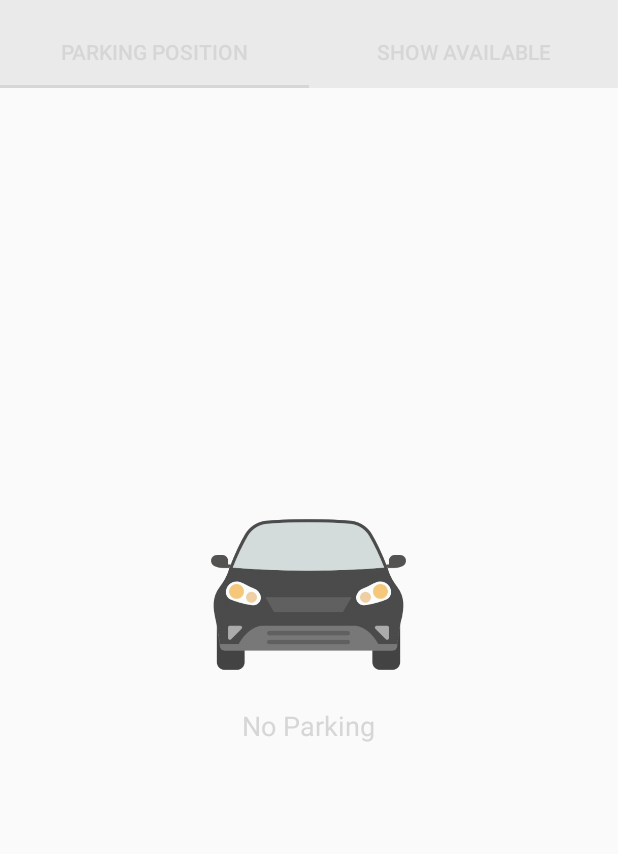
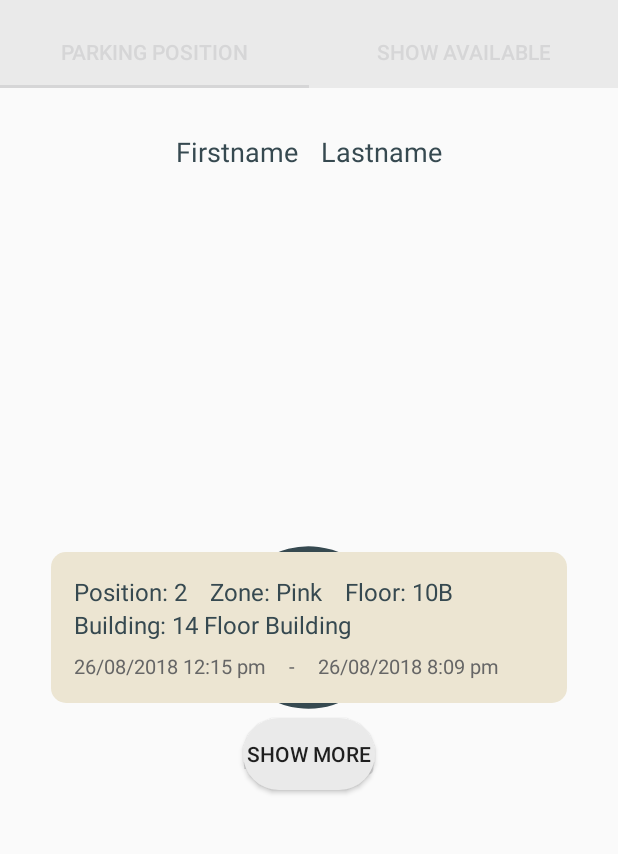
Before and after one commit to harajuku789/Parka, an Android app: the HomeFragment screen opened directly, with no data from a screen before it, on a phone screen of 412 x 824 dp, the part 68-922 px from its top. Run offline under Robolectric (Android 15) with nearby library versions, the phone set to English and light mode, and no system bars; libraries missing offline, so code that uses them is left out: libs.mjn.prettydialog.

Commit message:
Add dependencies retrofit2 and firebase

```diff
--- a/app/build.gradle
+++ b/app/build.gradle
@@ -37,4 +37,11 @@ dependencies {
     implementation 'com.android.support:design:28.0.0-alpha3'
     implementation 'com.github.mjn1369:prettydialog:1.0.4'
 
+    implementation 'com.squareup.retrofit2:retrofit:2.4.0'
+    implementation 'com.squareup.retrofit2:converter-gson:2.4.0'
+
+    implementation 'com.google.firebase:firebase-core:16.0.1'
+    implementation 'com.google.firebase:firebase-messaging:17.3.0'
+
 }
+apply plugin: 'com.google.gms.google-services'
--- a/app/src/main/java/com/iplds/minimintji/iplds/fragment/HomeFragment.java
+++ b/app/src/main/java/com/iplds/minimintji/iplds/fragment/HomeFragment.java
@@ -5,6 +5,9 @@ import android.support.v4.app.Fragment;
 import android.view.LayoutInflater;
 import android.view.View;
 import android.view.ViewGroup;
+import android.widget.ImageView;
+import android.widget.ProgressBar;
+import android.widget.TextView;
 
 import com.iplds.minimintji.iplds.R;
 
@@ -14,6 +17,9 @@ import com.iplds.minimintji.iplds.R;
  */
 public class HomeFragment extends Fragment {
 
+    ProgressBar progressBar;
+    ImageView ivCar;
+    TextView tvNoParking;
 
     public HomeFragment() {
         super();
@@ -36,6 +42,11 @@ public class HomeFragment extends Fragment {
 
     private void initInstances(View rootView) {
         // Init 'View' instance(s) with rootView.findViewById here
+        progressBar = (ProgressBar) rootView.findViewById(R.id.progressBar);
+        ivCar = (ImageView) rootView.findViewById(R.id.ivCar);
+        tvNoParking = (TextView) rootView.findViewById(R.id.tvNoParking);
+
+
 
     }
 
--- a/app/src/main/res/layout/home_fragment.xml
+++ b/app/src/main/res/layout/home_fragment.xml
@@ -4,24 +4,157 @@
     android:layout_height="match_parent"
     android:fillViewport="true">
 
-    <LinearLayout xmlns:android="http://schemas.android.com/apk/res/android"
+    <RelativeLayout xmlns:android="http://schemas.android.com/apk/res/android"
         android:layout_width="match_parent"
         android:layout_height="match_parent"
-        android:gravity="center"
-        android:orientation="vertical">
+        android:layout_gravity="center"
+        android:orientation="vertical"
+        android:paddingTop="10dp"
+        android:paddingBottom="10dp"
+        android:paddingLeft="24dp"
+        android:paddingRight="24dp"
+        >
+            <ProgressBar
+            android:id="@+id/progressBar"
+            android:layout_width="130dp"
+            android:layout_height="130dp"
+            android:layout_centerInParent="true"
+            android:progressBackgroundTint="@color/colorPrimary" />
 
             <ImageView
+                android:id="@+id/ivCar"
+                android:layout_centerInParent="true"
                 android:layout_width="@dimen/img_size_noparking"
                 android:layout_height="@dimen/img_size_noparking"
                 android:src="@drawable/car" />
 
             <TextView
-                style="@style/header_font_size_title3"
+                android:id="@+id/tvNoParking"
                 android:layout_width="wrap_content"
                 android:layout_height="wrap_content"
                 android:padding="@dimen/padd_field"
-                android:text="No Parking" />
+                android:layout_below="@+id/ivCar"
+                android:layout_centerInParent="true"
+                android:text="No Parking"
+                style="@style/header_font_size_title3"/>
 
-    </LinearLayout>
+        <LinearLayout
+            android:layout_width="match_parent"
+            android:layout_height="wrap_content"
+            android:gravity="center"
+            android:orientation="horizontal"
+            android:padding="@dimen/padd_header">
+
+            <TextView
+                style="@style/header_font_size_title"
+                android:layout_width="wrap_content"
+                android:layout_height="wrap_content"
+                android:layout_marginRight="@dimen/mess_margin_right"
+                android:text="@string/hello_tvName" />
+
+            <TextView
+                style="@style/header_font_size_title"
+                android:layout_width="wrap_content"
+                android:layout_height="wrap_content"
+                android:text="@string/hello_tvSurname" />
+
+        </LinearLayout>
+
+        <LinearLayout xmlns:android="http://schemas.android.com/apk/res/android"
+            xmlns:tools="http://schemas.android.com/tools"
+            android:id="@id/message"
+            android:layout_width="match_parent"
+            android:layout_height="wrap_content"
+            android:layout_margin="@dimen/margin_message"
+            android:background="@drawable/message_box"
+            android:orientation="vertical"
+            android:padding="@dimen/mess_box_padding"
+            android:layout_centerInParent="true">
+
+            <LinearLayout
+                android:layout_width="match_parent"
+                android:layout_height="wrap_content"
+                android:orientation="horizontal">
+
+                <TextView
+                    android:id="@+id/tvPosition"
+                    style="@style/header_font_size_title2"
+                    android:layout_width="wrap_content"
+                    android:layout_height="wrap_content"
+                    android:layout_marginRight="@dimen/mess_margin_right"
+                    android:text="@string/position_message" />
+
+                <TextView
+                    android:id="@+id/tvZone"
+                    style="@style/header_font_size_title2"
+                    android:layout_width="wrap_content"
+                    android:layout_height="wrap_content"
+                    android:layout_marginRight="@dimen/mess_margin_right"
+                    android:text="@string/zone_message" />
+
+                <TextView
+                    android:id="@+id/tvFloor"
+                    style="@style/header_font_size_title2"
+                    android:layout_width="wrap_content"
+                    android:layout_height="wrap_content"
+                    android:layout_marginRight="@dimen/mess_margin_right"
+                    android:text="@string/floor_message" />
+
+
+            </LinearLayout>
+
+
+            <TextView
+                android:id="@+id/tvBuilding"
+                style="@style/header_font_size_title2"
+                android:layout_width="match_parent"
+                android:layout_height="wrap_content"
+                android:text="@string/building_message" />
+
+            <LinearLayout
+                android:id="@+id/dateTimeMessage"
+                android:layout_width="match_parent"
+                android:layout_height="wrap_content"
+                android:orientation="horizontal">
+
+
+                <TextView
+                    android:id="@+id/tvStartTime"
+                    style="@style/mess_time_martop"
+                    android:layout_width="wrap_content"
+                    android:layout_height="wrap_content"
+                    android:layout_marginRight="@dimen/mess_margin_right"
+                    android:text="@string/mess_start_time" />
+
+                <TextView
+                    android:id="@+id/tvDat"
+                    style="@style/mess_time_martop"
+                    android:layout_width="wrap_content"
+                    android:layout_height="wrap_content"
+                    android:layout_marginRight="@dimen/mess_margin_right"
+                    android:text="@string/content_between_dateTime" />
+
+                <TextView
+                    android:id="@+id/tvEndTime"
+                    style="@style/mess_time_martop"
+                    android:layout_width="wrap_content"
+                    android:layout_height="wrap_content"
+                    android:layout_marginRight="@dimen/mess_margin_right"
+                    android:text="@string/mess_end_time" />
+
+            </LinearLayout>
+
+        </LinearLayout>
+
+        <Button
+            android:layout_centerHorizontal="true"
+            android:layout_below="@+id/message"
+            android:layout_width="wrap_content"
+            android:layout_height="wrap_content"
+            android:layout_marginBottom="@dimen/margin_buttom_field"
+            android:background="@drawable/bg_radius_btn"
+            android:text="Show more" />
+
+    </RelativeLayout>
 
 </ScrollView>
--- a/build.gradle
+++ b/build.gradle
@@ -8,7 +8,7 @@ buildscript {
     }
     dependencies {
         classpath 'com.android.tools.build:gradle:3.1.3'
-
+        classpath 'com.google.gms:google-services:4.0.1'
 
         // NOTE: Do not place your application dependencies here; they belong
         // in the individual module build.gradle files
```
Also changed, not shown: 1 other file.
